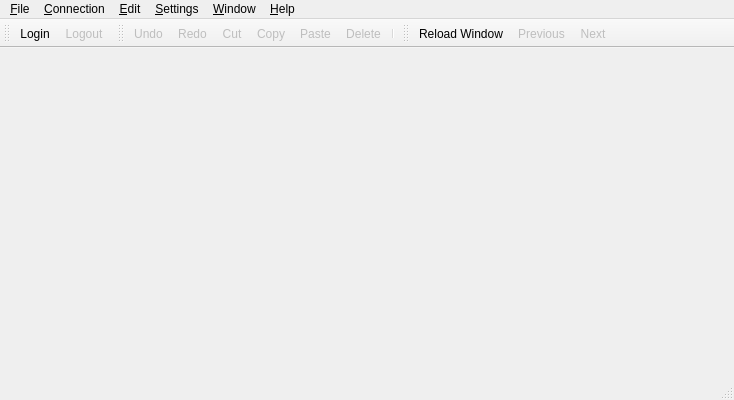
Wolframe/qtClient, file qt/MainWindow.ui: the form before one commit.
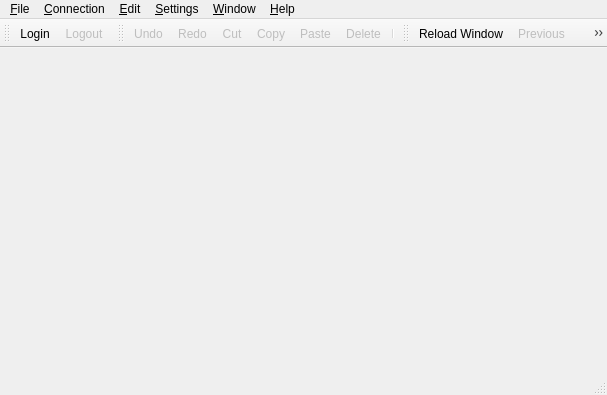
The form after the commit. Icons and pictures are not drawn.

What changed in the file:
```diff
--- a/qt/MainWindow.ui
+++ b/qt/MainWindow.ui
@@ -9,8 +9,8 @@
    <rect>
     <x>0</x>
     <y>0</y>
-    <width>734</width>
-    <height>400</height>
+    <width>607</width>
+    <height>395</height>
    </rect>
   </property>
   <property name="windowTitle">
@@ -35,7 +35,7 @@
     <rect>
      <x>0</x>
      <y>0</y>
-     <width>734</width>
+     <width>607</width>
      <height>19</height>
     </rect>
    </property>
```
